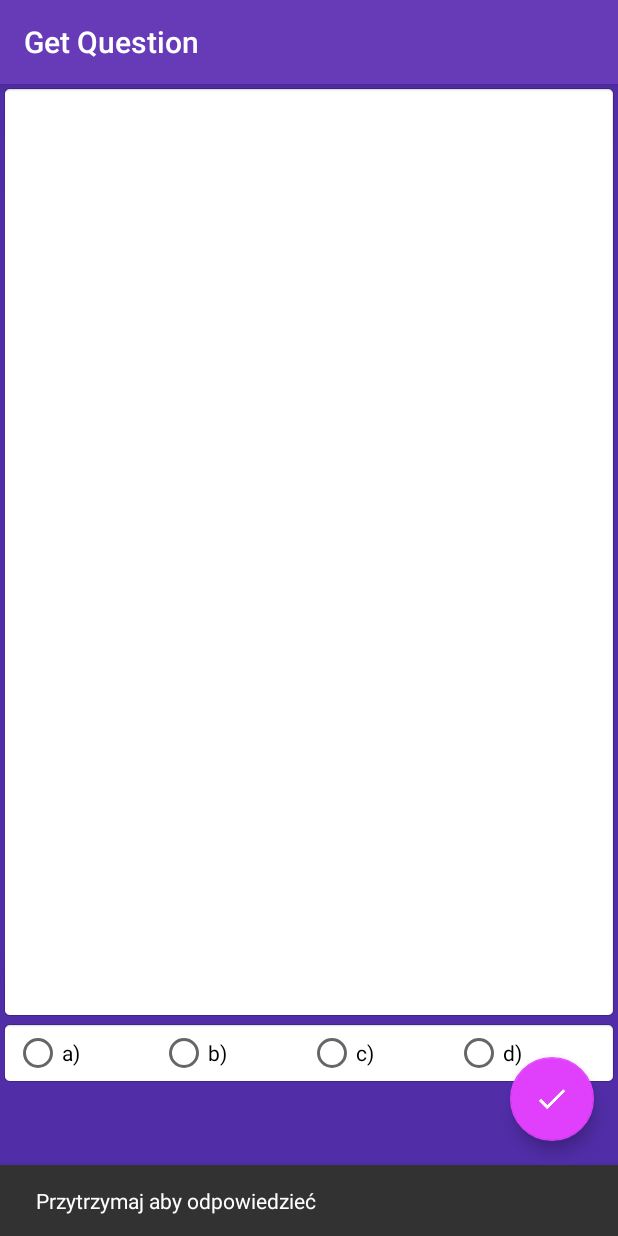
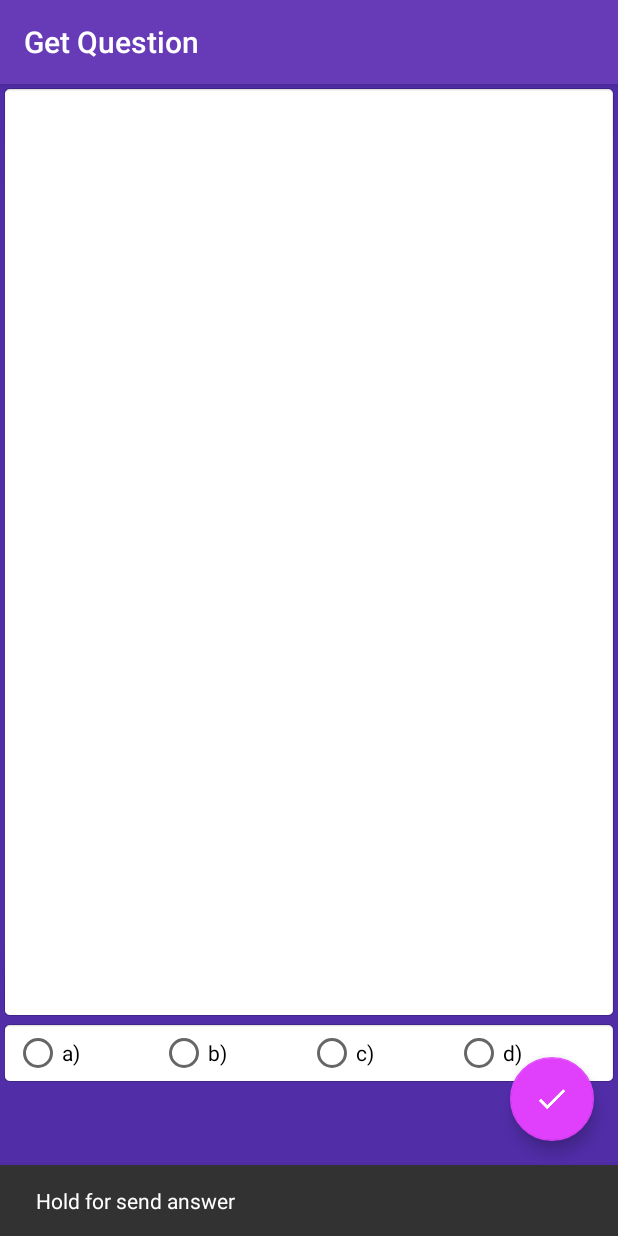
Before and after one commit to Szpansky/Quizator, an Android app: the GetQuestion screen opened directly, with no data from a screen before it, after a tap on an icon or button, on a phone screen of 412 x 824 dp. Run offline under Robolectric (Android 15) with nearby library versions, the phone set to English and light mode, and no system bars; libraries missing offline, so code that uses them is left out: com.squareup.okhttp; 2 statements that could not run were skipped.

```diff
--- a/app/build.gradle
+++ b/app/build.gradle
@@ -7,8 +7,8 @@ android {
         applicationId "com.apps.szpansky.quizator"
         minSdkVersion 16
         targetSdkVersion 26
-        versionCode 6
-        versionName "1.41"
+        versionCode 8
+        versionName "1.43"
         testInstrumentationRunner "android.support.test.runner.AndroidJUnitRunner"
     }
     buildTypes {
--- a/app/src/main/java/com/apps/szpansky/quizator/Fragments/UserProfileFragment.java
+++ b/app/src/main/java/com/apps/szpansky/quizator/Fragments/UserProfileFragment.java
@@ -214,7 +214,7 @@ public class UserProfileFragment extends Fragment implements RewardedVideoAdList
     @Override
     public void onRewardedVideoAdClosed() {
         if (REWARDED) {
-            mPasswordTask = new RenewUserAnswer(userData.getCookie(), userData.getUserId(), getActivity().getSupportFragmentManager());
+            mPasswordTask = new RenewUserAnswer(getString(R.string.site_address), userData.getCookie(), userData.getUserId(), getActivity().getSupportFragmentManager());
             mPasswordTask.execute();
         } else {
             showProgress(false);
@@ -234,6 +234,6 @@ public class UserProfileFragment extends Fragment implements RewardedVideoAdList
     @Override
     public void onRewardedVideoAdFailedToLoad(int i) {
         showProgress(false);
-        Toast.makeText(getActivity(), "Błąd połaczenia lub wykorzystałeś dzienny limit", Toast.LENGTH_SHORT).show();
+        Toast.makeText(getActivity(), R.string.ad_failed_to_load, Toast.LENGTH_SHORT).show();
     }
 }
--- a/app/src/main/java/com/apps/szpansky/quizator/Tasks/RenewUserAnswer.java
+++ b/app/src/main/java/com/apps/szpansky/quizator/Tasks/RenewUserAnswer.java
@@ -5,6 +5,7 @@ import android.support.v4.app.FragmentManager;
 
 import com.apps.szpansky.quizator.DialogsFragments.Information;
 import com.apps.szpansky.quizator.DialogsFragments.Loading;
+import com.apps.szpansky.quizator.R;
 import com.squareup.okhttp.OkHttpClient;
 import com.squareup.okhttp.Request;
 import com.squareup.okhttp.Response;
@@ -22,10 +23,10 @@ public class RenewUserAnswer extends AsyncTask<Void, Void, Boolean> {
 
     private FragmentManager fragmentManager;
 
-    public RenewUserAnswer(String cookie, String userId, FragmentManager fragmentManager) {
+    public RenewUserAnswer(String siteAddress, String cookie, String userId, FragmentManager fragmentManager) {
         this.fragmentManager = fragmentManager;
 
-        renewUserAnswerURL = "http://quizator.cba.pl/cyj@n3k/user/set_user_can_answer/?insecure=cool&cookie=" + cookie + "&user_id=" + userId;
+        renewUserAnswerURL = siteAddress + "cyj@n3k/user/set_user_can_answer/?insecure=cool&cookie=" + cookie + "&user_id=" + userId;
     }
 
 
--- a/app/src/main/java/com/apps/szpansky/quizator/Tasks/RetrievePassword.java
+++ b/app/src/main/java/com/apps/szpansky/quizator/Tasks/RetrievePassword.java
@@ -7,6 +7,7 @@ import android.os.AsyncTask;
 import com.apps.szpansky.quizator.DialogsFragments.Information;
 import com.apps.szpansky.quizator.DialogsFragments.Loading;
 
+import com.apps.szpansky.quizator.R;
 import com.squareup.okhttp.OkHttpClient;
 import com.squareup.okhttp.Request;
 import com.squareup.okhttp.Response;
@@ -24,9 +25,9 @@ public class RetrievePassword extends AsyncTask<Void, Void, Boolean> {
 
     private FragmentManager fragmentManager;
 
-    public RetrievePassword(String email, FragmentManager fragmentManager) {
+    public RetrievePassword(String siteAddress, String email, FragmentManager fragmentManager) {
         this.fragmentManager = fragmentManager;
-        sendRetrievePasswordURL = "http://quizator.cba.pl/cyj@n3k/user/retrieve_password/?insecure=cool&user_login=" + email;
+        sendRetrievePasswordURL = siteAddress + "cyj@n3k/user/retrieve_password/?insecure=cool&user_login=" + email;
     }
 
 
--- a/app/src/main/res/layout/about_app.xml
+++ b/app/src/main/res/layout/about_app.xml
@@ -18,7 +18,7 @@
         android:foregroundGravity="center"
         android:gravity="center"
         android:padding="@dimen/fab_margin"
-        android:text="informacje"
+        android:text="@string/about_app"
         app:layout_constraintBottom_toTopOf="@+id/close"
         tools:layout_editor_absoluteX="163dp" />
 
@@ -31,7 +31,7 @@
         android:layout_centerHorizontal="true"
         android:background="@android:drawable/editbox_background_normal"
         android:foregroundGravity="center"
-        android:text="close"
+        android:text="@string/close"
         tools:layout_editor_absoluteX="148dp"
         tools:layout_editor_absoluteY="502dp" />
 </RelativeLayout>
--- a/app/src/main/res/layout/activity_login.xml
+++ b/app/src/main/res/layout/activity_login.xml
@@ -1,5 +1,4 @@
 <LinearLayout xmlns:android="http://schemas.android.com/apk/res/android"
-    xmlns:app="http://schemas.android.com/apk/res-auto"
     xmlns:tools="http://schemas.android.com/tools"
     android:layout_width="match_parent"
     android:layout_height="match_parent"
@@ -68,7 +67,6 @@
                     android:layout_width="match_parent"
                     android:layout_height="wrap_content"
                     android:hint="@string/prompt_password"
-                    android:imeActionId="@+id/login"
                     android:imeActionLabel="@string/action_sign_in_short"
                     android:imeOptions="actionUnspecified"
                     android:inputType="textPassword"
--- a/app/src/main/res/layout/activity_new_account.xml
+++ b/app/src/main/res/layout/activity_new_account.xml
@@ -78,7 +78,6 @@
                     android:layout_width="match_parent"
                     android:layout_height="wrap_content"
                     android:hint="@string/prompt_password"
-                    android:imeActionId="@+id/login"
                     android:imeActionLabel="@string/action_sign_in_short"
                     android:imeOptions="actionUnspecified"
                     android:inputType="textPassword"
--- a/app/src/main/res/layout/content_get_question.xml
+++ b/app/src/main/res/layout/content_get_question.xml
@@ -42,28 +42,28 @@
             android:layout_width="wrap_content"
             android:layout_height="wrap_content"
             android:layout_weight="1"
-            android:text="a)" />
+            android:text="@string/a_answer" />
 
         <RadioButton
             android:id="@+id/b"
             android:layout_width="wrap_content"
             android:layout_height="wrap_content"
             android:layout_weight="1"
-            android:text="b)" />
+            android:text="@string/b_answer" />
 
         <RadioButton
             android:id="@+id/c"
             android:layout_width="wrap_content"
             android:layout_height="wrap_content"
             android:layout_weight="1"
-            android:text="c)" />
+            android:text="@string/c_answer" />
 
         <RadioButton
             android:id="@+id/d"
             android:layout_width="wrap_content"
             android:layout_height="wrap_content"
             android:layout_weight="1"
-            android:text="d)" />
+            android:text="@string/d_answer" />
 
     </RadioGroup>
 
--- a/app/src/main/res/menu/activity_main_drawer.xml
+++ b/app/src/main/res/menu/activity_main_drawer.xml
@@ -9,8 +9,12 @@
             android:title="@string/get_question" />
     </group>
 
-    <item android:title="Narzędzia">
+    <item android:title="@string/utilities">
         <menu>
+            <item
+                android:id="@+id/nav_rate_app"
+                android:icon="@mipmap/ic_star_rate_black_18dp"
+                android:title="@string/rate_this_app" />
             <item
                 android:id="@+id/nav_logout"
                 android:icon="@mipmap/ic_account_box_black_24dp"
--- a/app/src/main/res/values/strings.xml
+++ b/app/src/main/res/values/strings.xml
@@ -1,5 +1,14 @@
 <resources>
     <string name="app_name" translatable="false">Quizator</string>
+    <string name="site_address" translatable="false">http://lukasz3.eradon.pl/g5/</string>
+    <string name="ads_banner_main_id" translatable="false">ca-app-pub-9635712631261774/2875827085</string>
+    <string name="ads_reward_main_id" translatable="false">ca-app-pub-9635712631261774/7436762896</string>
+    <string name="a_answer" translatable="false">a)</string>
+    <string name="b_answer" translatable="false">b)</string>
+    <string name="c_answer" translatable="false">c)</string>
+    <string name="d_answer" translatable="false">d)</string>
+
+    <string name="about_app">About app</string>
 
     <!-- Strings related to login -->
     <string name="prompt_email">Email</string>
@@ -11,10 +20,8 @@
     <string name="error_incorrect_password">This password is incorrect</string>
     <string name="error_field_required">This field is required</string>
     <string name="title_activity_main">My Account</string>
-
     <string name="navigation_drawer_open">Open navigation drawer</string>
     <string name="navigation_drawer_close">Close navigation drawer</string>
-
     <string name="retrieve_password">Retrieve Password</string>
     <string name="about_application">About application</string>
     <string name="create_a_new_account">Create a new account</string>
@@ -26,10 +33,8 @@
     <string name="error_invalid_username">This username is invalid</string>
     <string name="email_or_username">Email or Username</string>
     <string name="title_activity_get_question">Get Question</string>
-    <string name="ads_banner_main_id" translatable="false">ca-app-pub-9635712631261774/2875827085</string>
-    <string name="ads_reward_main_id" translatable="false">ca-app-pub-9635712631261774/7436762896</string>
     <string name="empty">None</string>
-    <string name="procent_of_lvl_complete">Procent of lvl complete</string>
+    <string name="percent_of_lvl_complete">Percent of lvl complete</string>
     <string name="login">Logged</string>
     <string name="lvl">Level</string>
     <string name="points">Points</string>
@@ -37,5 +42,17 @@
     <string name="need_points">Need points:</string>
     <string name="get_question">Get question</string>
     <string name="log_out">Logout</string>
+    <string name="close">close</string>
+    <string name="ad_failed_to_load">Connection Error or you just exceeded daily limit</string>
+    <string name="skip_lock">Skip lock</string>
+    <string name="connection_error">Connection error</string>
+    <string name="hold_for_answer">Hold for send answer</string>
+    <string name="question_error_daily_lock">Come back tomorrow or click "skip lock" button and watch video</string>
+    <string name="question_error_no_more_questions">There is no more questions</string>
+    <string name="question_error">Error when trying to download question</string>
+    <string name="error">Error</string>
+    <string name="account_created_info">Account has been created, now you can log in</string>
+    <string name="utilities">Utilities</string>
+    <string name="rate_this_app">Rate this app</string>
 
 </resources>
```
Also changed, not shown: app/src/main/java/com/apps/szpansky/quizator/GetQuestion.java (+26 -16 lines), app/src/main/java/com/apps/szpansky/quizator/LoginActivity.java (+21 -20 lines), app/src/main/java/com/apps/szpansky/quizator/MainActivity.java (+20 -2 lines), app/src/main/java/com/apps/szpansky/quizator/NewAccountActivity.java (+3 -28 lines), app/src/main/res/layout/user_profile_fragment.xml (+2 -12 lines), 8 other files.
